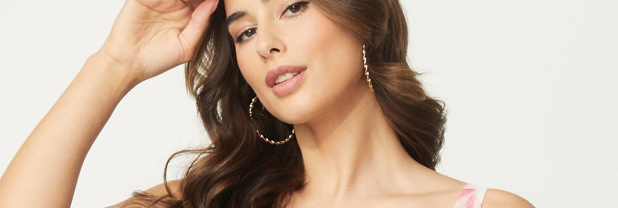
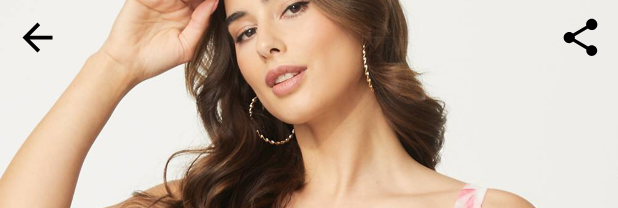
Before and after one commit to jesus1080/AppMovilStore, an Android app built with Jetpack Compose: the @Preview function PreviewProduct, on a phone screen of 412 x 824 dp. Shown: the top 208 px of the screen. Run offline under Robolectric (Android 15) with nearby library versions, the phone set to English and light mode, and no system bars.

Commit message:
feat: add iconos navegation

```diff
--- a/app/src/main/java/com/example/appstore/screens/MainScreen.kt
+++ b/app/src/main/java/com/example/appstore/screens/MainScreen.kt
@@ -1,6 +1,7 @@
 package com.example.appstore.screens
 
 import androidx.compose.foundation.Image
+import androidx.compose.foundation.clickable
 import androidx.compose.foundation.layout.Arrangement
 import androidx.compose.foundation.layout.Column
 import androidx.compose.foundation.layout.Row
@@ -210,6 +211,7 @@ fun Product(product: MyProduct){
             modifier = Modifier
                 .size(150.dp, 200.dp)
                 .clip(RoundedCornerShape(25.dp))
+                .clickable {  }
 
         )
         DescriptionProduct(product)
--- a/app/src/main/java/com/example/appstore/screens/ProductScreen.kt
+++ b/app/src/main/java/com/example/appstore/screens/ProductScreen.kt
@@ -2,6 +2,7 @@ package com.example.appstore.screens
 
 import androidx.compose.foundation.Image
 import androidx.compose.foundation.background
+import androidx.compose.foundation.clickable
 import androidx.compose.foundation.layout.Arrangement
 import androidx.compose.foundation.layout.Box
 import androidx.compose.foundation.layout.Column
@@ -23,7 +24,9 @@ import androidx.compose.material.ButtonDefaults
 import androidx.compose.material.Icon
 import androidx.compose.material.Text
 import androidx.compose.material.icons.Icons
+import androidx.compose.material.icons.filled.ArrowBack
 import androidx.compose.material.icons.filled.FavoriteBorder
+import androidx.compose.material.icons.filled.Share
 import androidx.compose.material.icons.filled.Star
 import androidx.compose.runtime.Composable
 import androidx.compose.ui.Alignment
@@ -51,17 +54,45 @@ fun ProductScreen(){
         horizontalAlignment = Alignment.CenterHorizontally
     ) {
 
+        ImageProduct()
+        Spacer(modifier = Modifier.heightIn(10.dp))
+        DescriptionProduct()
+    }
+}
+@Composable
+fun ImageProduct(){
+    Box(
+        modifier = Modifier.fillMaxSize()
+    ) {
         Image(
             painter = painterResource(R.drawable.producto),
             contentDescription = "producto",
             contentScale =  ContentScale.FillWidth,
             modifier = Modifier.size(500.dp)
         )
-        Spacer(modifier = Modifier.heightIn(10.dp))
-        DescriptionProduct()
+
+        Icon(
+            imageVector = Icons.Default.ArrowBack,
+            contentDescription = "atras",
+            tint = Color.Black,
+            modifier = Modifier
+                .size(50.dp)
+                .padding(10.dp)
+                .align(Alignment.TopStart)
+        )
+
+        Icon(
+            imageVector = Icons.Default.Share,
+            contentDescription = "compartir",
+            tint = Color.Black,
+            modifier = Modifier
+                .size(50.dp)
+                .padding(10.dp)
+                .align(Alignment.TopEnd)
+                .clickable {  }
+        )
     }
 }
-
 @Composable
 fun DescriptionProduct(){
     Column {
```
